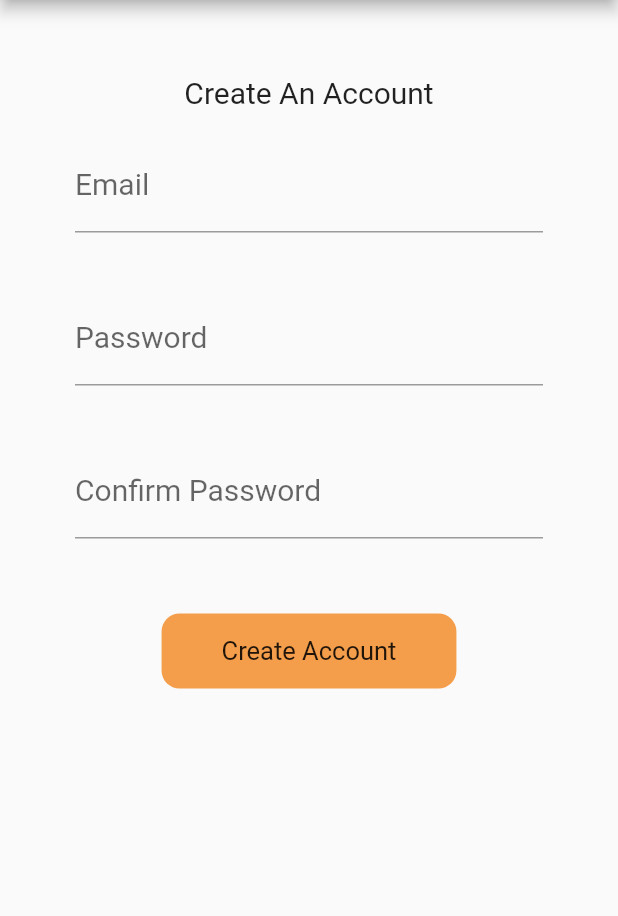
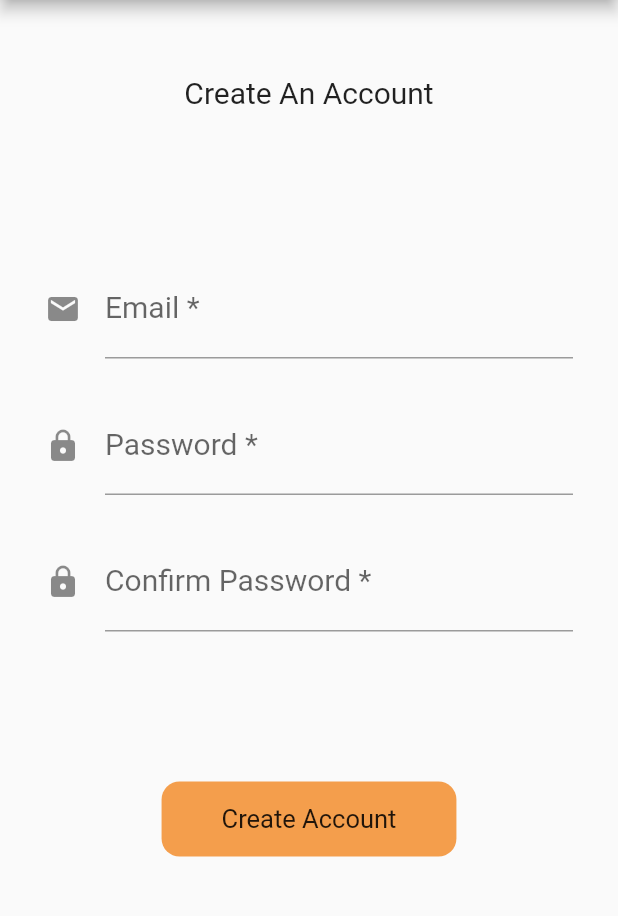
Before and after one commit to Luciferx86/RoomScheduler, a Flutter app: the CreateAccount screen opened by its route, on a phone screen of 412 x 824 dp, the part 84-1000 px from its top. Run offline on Flutter 3.47's test engine with Material 2 defaults, Android fonts, the phone set to English and light mode, and no system bars; our stand-ins replace bubble, email_validator, firebase_database, firebase_storage, flutter_datetime_picker, image_picker and 2 more; missing offline and left inert: timeline_list; accounts and stored records are empty.

Commit message:
New changes

```diff
--- a/lib/src/CreateAccount.dart
+++ b/lib/src/CreateAccount.dart
@@ -11,6 +11,7 @@ class CreateAccount extends StatefulWidget {
 }
 
 class _CreateAccountState extends State<CreateAccount> {
+  final formKey = GlobalKey<FormState>();
   String email = "";
   String password = "";
   String confirmPass = "";
@@ -82,6 +83,16 @@ class _CreateAccountState extends State<CreateAccount> {
     }
   }
 
+  void validateForm() {
+    if (formKey.currentState.validate()) {
+      print(this.email);
+      print(this.password);
+      print(this.confirmPass);
+      Navigator.pushNamed(context, '/add',
+          arguments: {"email": email, "pass": password});
+    }
+  }
+
   @override
   Widget build(BuildContext context) {
     return Scaffold(
@@ -104,38 +115,98 @@ class _CreateAccountState extends State<CreateAccount> {
             "Create An Account",
             style: TextStyle(fontSize: 20),
           ),
-          CustomEditText(
-            label: "Email",
-            hint: "someone@example.com",
-            isPass: false,
-            onChanged: (val) {
+          Padding(
+            padding: const EdgeInsets.symmetric(horizontal: 30.0),
+            child: Form(
+                key: formKey,
+                child: Column(
+                  children: <Widget>[
+                    SizedBox(
+                      height: 100,
+                    ),
+                    TextFormField(
+                      style: TextStyle(
+                        fontSize: 20
+                      ),
+                      decoration: const InputDecoration(
+                        icon: Icon(Icons.email),
+                        hintText: 'someone@example.com',
+                        labelText: 'Email *',
+                      ),
+                      onChanged: (String val) {
                         setState(() {
                           email = val;
                         });
                       },
+                      onSaved: (String value) {
+                        // This optional block of code can be used to run
+                        // code when the user saves the form.
+                      },
+                      validator: (String value) {
+                        return EmailValidator.validate(this.email)
+                            ? null
+                            : 'Invalid Email';
+                      },
                     ),
-          CustomEditText(
-              label: "Password",
-              hint: "password",
-              isPass: true,
-              onChanged: (val) {
+                    SizedBox(height: 25,),
+                    TextFormField(
+                      style: TextStyle(
+                        fontSize: 20
+                      ),
+                      decoration: const InputDecoration(
+                        icon: Icon(Icons.lock),
+                        hintText: '********',
+                        labelText: 'Password *',
+                      ),
+                      obscureText: true,
+                      onChanged: (String val) {
                         setState(() {
                           password = val;
                         });
-              }),
-          CustomEditText(
-              label: "Confirm Password",
-              hint: "password",
-              isPass: true,
-              onChanged: (val) {
+                      },
+                      onSaved: (String value) {
+                        // This optional block of code can be used to run
+                        // code when the user saves the form.
+                      },
+                      validator: (String value) {
+                        return value.length < 8
+                            ? 'Password less than 8 chars'
+                            : null;
+                      },
+                    ),
+                    SizedBox(height: 25,),
+                    TextFormField(
+                      style: TextStyle(
+                        fontSize: 20
+                      ),
+                      decoration: const InputDecoration(
+                        icon: Icon(Icons.lock),
+                        hintText: '********',
+                        labelText: 'Confirm Password *',
+                      ),
+                      obscureText: true,
+                      onChanged: (String val) {
                         setState(() {
                           confirmPass = val;
                         });
-              }),
+                      },
+                      onSaved: (String value) {
+                        // This optional block of code can be used to run
+                        // code when the user saves the form.
+                      },
+                      validator: (String value) {
+                        return this.password != this.confirmPass
+                            ? 'Passwords do not match'
+                            : null;
+                      },
+                    ),
                     SizedBox(
-            height: 30,
+                      height: 100,
                     ),
-          MyButton(text: "Create Account", onTap: this.createAccount)
+                    MyButton(text: "Create Account", onTap: this.validateForm)
+                  ],
+                )),
+          ),
         ],
       ),
     );
--- a/lib/src/EntryPoint.dart
+++ b/lib/src/EntryPoint.dart
@@ -12,6 +12,7 @@ class EntryPoint extends StatelessWidget {
     String orgName = prefs.getString("orgName") ?? null;
     if (orgName != null) {
       // log("orgName = " + orgName);
+
       return true;
     } else {
       // log("orgName = null");
```
Also changed, not shown: lib/src/AddOrganisation.dart (+43 -5 lines), lib/src/AddRooms.dart (+7 -4 lines), lib/src/AddSchedule.dart (+66 -25 lines), lib/src/DashBoard.dart (+8 -6 lines), lib/src/RoomTimeline.dart (+22 -16 lines), 1 other file. Lines whose indentation alone changed are shown as unchanged.
